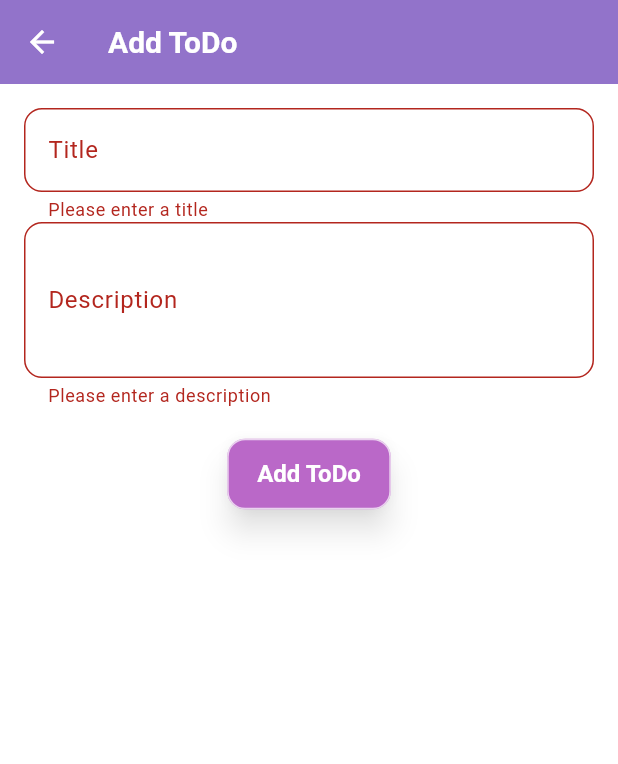
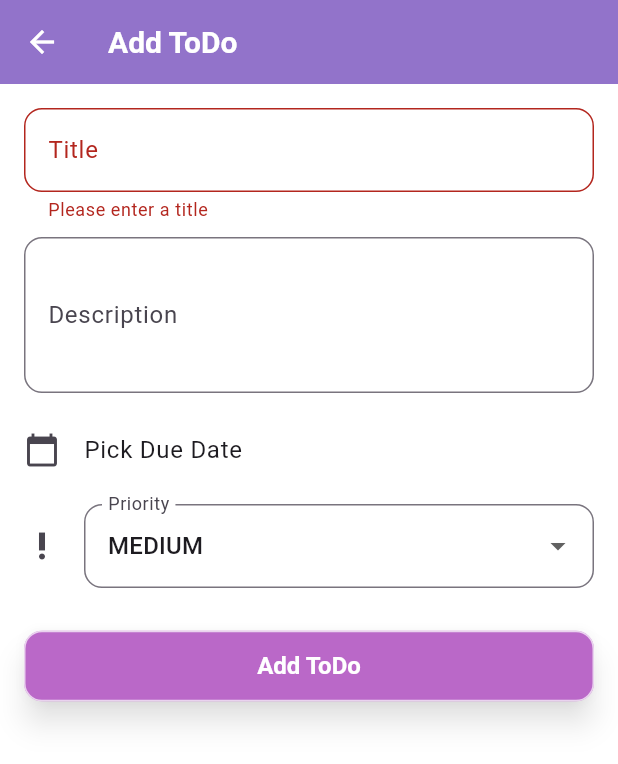
Before and after one commit to minni-developer/My_TodoApp, a Flutter app: the AddTodoScreen screen opened directly, after a tap on "Add ToDo", on a phone screen of 412 x 824 dp. Shown: the top 764 px of the screen. Run offline on Flutter 3.47's test engine with Material 3 defaults, Android fonts, the phone set to English and light mode, and no system bars; our stand-ins replace hive, hive_flutter; accounts and stored records are empty.

Commit message:
adding hive and app_icon

```diff
--- a/lib/models/todo.dart
+++ b/lib/models/todo.dart
@@ -3,23 +3,41 @@ import 'package:hive/hive.dart';
 part 'todo.g.dart';
 
 @HiveType(typeId: 0)
+enum Priority {
+  @HiveField(0)
+  high,
+  @HiveField(1)
+  medium,
+  @HiveField(2)
+  low,
+}
+
+@HiveType(typeId: 1)
 class Todo extends HiveObject {
   @HiveField(0)
   final String id;
 
   @HiveField(1)
-  final String title;
+  String title;
 
   @HiveField(2)
-  final String description;
+  String description;
 
   @HiveField(3)
   bool isDone;
+
+  @HiveField(4)
+  DateTime? dueDate;
+
+  @HiveField(5)
+  Priority priority;
 
   Todo({
     required this.id,
     required this.title,
     required this.description,
     this.isDone = false,
+    this.dueDate,
+    this.priority = Priority.medium,
   });
 }
--- a/lib/screens/add_todo_screen.dart
+++ b/lib/screens/add_todo_screen.dart
@@ -1,5 +1,6 @@
 import 'package:flutter/material.dart';
 import 'package:uuid/uuid.dart';
+import 'package:hive/hive.dart';
 import '../models/todo.dart';
 
 class AddTodoScreen extends StatefulWidget {
@@ -13,15 +14,39 @@ class _AddTodoScreenState extends State<AddTodoScreen> {
   final _formKey = GlobalKey<FormState>();
   final _titleController = TextEditingController();
   final _descriptionController = TextEditingController();
+  final uuid = const Uuid();
 
-  void _submit() {
+  DateTime? _dueDate;
+  Priority _priority = Priority.medium;
+
+  Future<void> _pickDueDate() async {
+    DateTime today = DateTime.now();
+    final picked = await showDatePicker(
+      context: context,
+      initialDate: _dueDate ?? today,
+      firstDate: today,
+      lastDate: DateTime(today.year + 5),
+    );
+
+    if (picked != null) {
+      setState(() => _dueDate = picked);
+    }
+  }
+
+  void _submit() async {
     if (_formKey.currentState!.validate()) {
       final newTodo = Todo(
-        id: const Uuid().v4(),
-        title: _titleController.text,
-        description: _descriptionController.text,
+        id: uuid.v4(),
+        title: _titleController.text.trim(),
+        description: _descriptionController.text.trim(),
+        dueDate: _dueDate,
+        priority: _priority,
       );
-      Navigator.of(context).pop(newTodo);
+
+      final box = Hive.box<Todo>('todos');
+      await box.add(newTodo);
+
+      Navigator.of(context).pop(); // no need to return object
     }
   }
 
@@ -40,7 +65,7 @@ class _AddTodoScreenState extends State<AddTodoScreen> {
         padding: const EdgeInsets.all(16),
         child: Form(
           key: _formKey,
-          child: Column(
+          child: ListView(
             children: [
               TextFormField(
                 controller: _titleController,
@@ -48,12 +73,37 @@ class _AddTodoScreenState extends State<AddTodoScreen> {
                 validator: (value) =>
                     value == null || value.isEmpty ? 'Please enter a title' : null,
               ),
+              const SizedBox(height: 10),
               TextFormField(
                 controller: _descriptionController,
                 decoration: const InputDecoration(labelText: 'Description'),
                 maxLines: 3,
-                validator: (value) =>
-                    value == null || value.isEmpty ? 'Please enter a description' : null,
+              ),
+              const SizedBox(height: 10),
+              ListTile(
+                contentPadding: EdgeInsets.zero,
+                leading: const Icon(Icons.calendar_today),
+                title: Text(_dueDate == null
+                    ? 'Pick Due Date'
+                    : 'Due: ${_dueDate!.toLocal().toString().split(' ')[0]}'),
+                onTap: _pickDueDate,
+              ),
+              ListTile(
+                contentPadding: EdgeInsets.zero,
+                leading: const Icon(Icons.priority_high),
+                title: DropdownButtonFormField<Priority>(
+                  value: _priority,
+                  items: Priority.values.map((Priority value) {
+                    return DropdownMenuItem(
+                      value: value,
+                      child: Text(value.name.toUpperCase()),
+                    );
+                  }).toList(),
+                  onChanged: (Priority? val) {
+                    if (val != null) setState(() => _priority = val);
+                  },
+                  decoration: const InputDecoration(labelText: 'Priority'),
+                ),
               ),
               const SizedBox(height: 20),
               ElevatedButton(
--- a/pubspec.yaml
+++ b/pubspec.yaml
@@ -54,6 +54,7 @@ dev_dependencies:
   # package. See that file for information about deactivating specific lint
   # rules and activating additional ones.
   flutter_lints: ^5.0.0
+  flutter_launcher_icons: ^0.13.1
 
 # For information on the generic Dart part of this file, see the
 # following page: https://dart.dev/tools/pub/pubspec
@@ -96,3 +97,7 @@ flutter:
   #
   # For details regarding fonts from package dependencies,
   # see https://flutter.dev/to/font-from-package
+flutter_icons:
+  android: true
+  ios: false
+  image_path: "assets/app_icon.png"
```
Also changed, not shown: lib/home_screen.dart (+68 -96 lines), lib/main.dart (+17 -15 lines), assets/app_icon.png (added), assets/splash_logo.png (deleted), lib/models/todo.g.dart, pubspec.lock, 5 other files.
